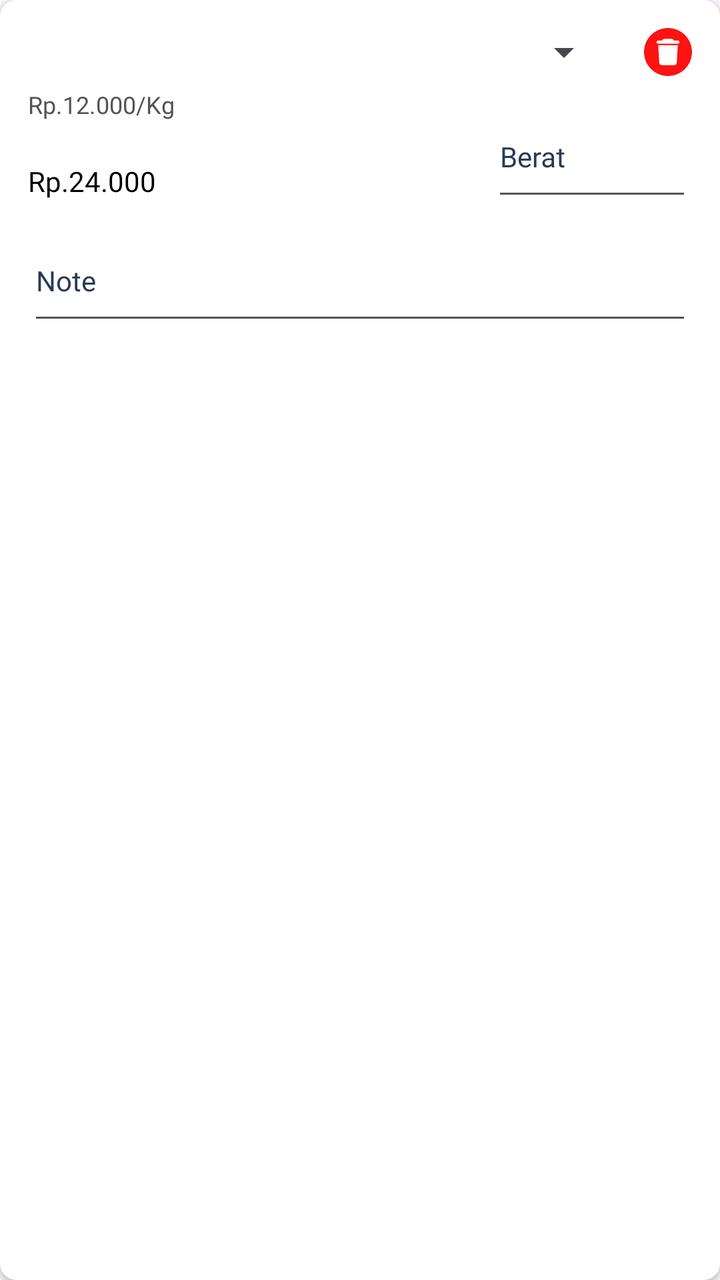
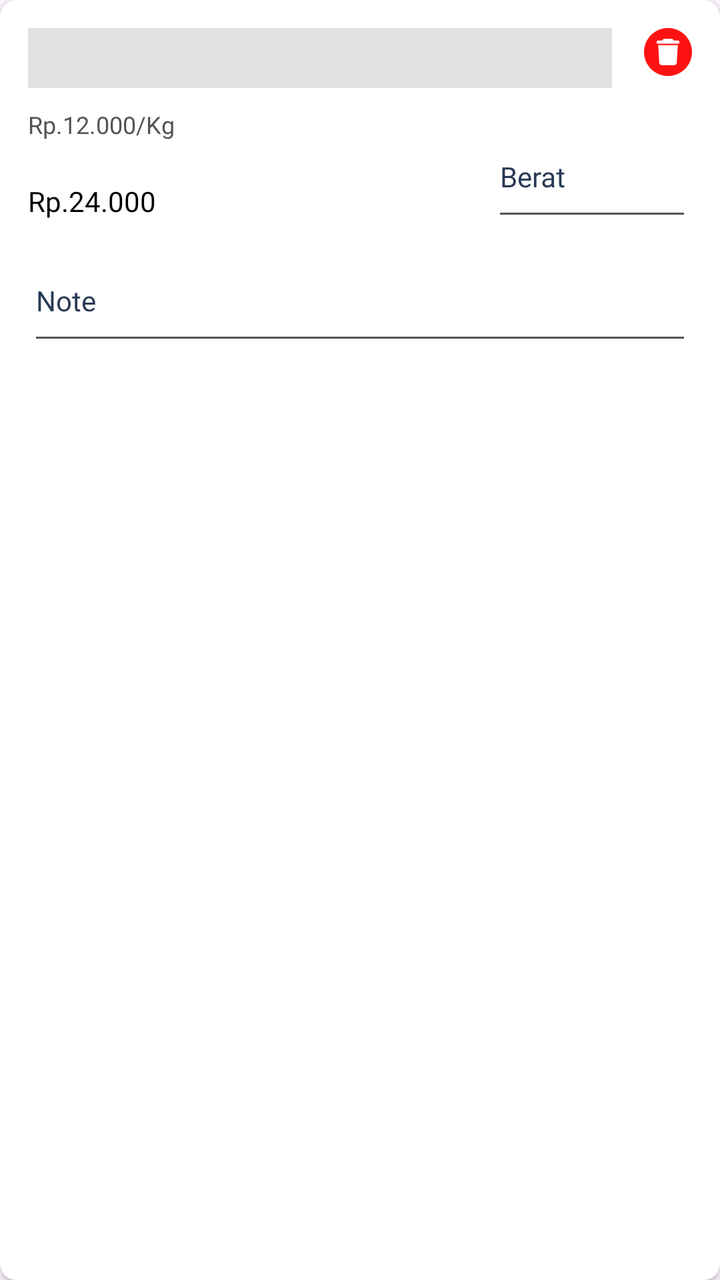

The first picture is an Android layout as it rendered before a commit; the second is the same layout after the commit. The layout source and the unified diff follow.
<!-- AndroidManifest.xml: application theme Theme.BAGUSLAUNDRY -->
<!-- res/layout/kurir_list_item_transaksi_laundry_input.xml -->
<androidx.cardview.widget.CardView
    xmlns:android="http://schemas.android.com/apk/res/android"
    xmlns:app="http://schemas.android.com/apk/res-auto"
    xmlns:tools="http://schemas.android.com/tools"
    android:id="@+id/detail_data"
    android:layout_width="match_parent"
    android:layout_height="wrap_content"
    android:backgroundTint="@color/white"
    android:layout_marginBottom="14dp"
    app:cardCornerRadius="8dp">

    <androidx.constraintlayout.widget.ConstraintLayout
        android:id="@+id/container"
        android:layout_width="match_parent"
        android:layout_height="wrap_content"
        android:padding="14dp">

        <Spinner
            android:id="@+id/spinnerLaundry"
            android:layout_width="0dp"
            android:layout_height="wrap_content"
            android:spinnerMode="dropdown"
            android:layout_marginEnd="16dp"
            app:layout_constraintEnd_toStartOf="@+id/trash_create_list_transaksi"
            app:layout_constraintStart_toStartOf="parent"
            app:layout_constraintTop_toTopOf="parent" />

        <ImageView
            android:id="@+id/trash_create_list_transaksi"
            android:layout_width="24dp"
            android:layout_height="24dp"
            android:backgroundTint="@color/transaksiOut"
            android:background="@drawable/trash"
            app:layout_constraintEnd_toEndOf="parent"
            app:layout_constraintTop_toTopOf="parent" />

        <TextView
            android:id="@+id/harga_list_transaksi_laundry"
            android:layout_width="wrap_content"
            android:layout_height="wrap_content"
            android:text="Rp.12.000/Kg"
            android:textSize="12sp"
            android:layout_marginTop="6dp"
            android:fontFamily="@font/inter_semibold"
            android:textColor="@color/gray900"
            app:layout_constraintStart_toStartOf="parent"
            app:layout_constraintTop_toBottomOf="@+id/spinnerLaundry" />

        <TextView
            android:id="@+id/total_harga_list_transaksi_laundry"
            android:layout_width="wrap_content"
            android:layout_height="wrap_content"
            android:fontFamily="@font/inter_bold"
            android:text="Rp.24.000"
            android:textColor="@color/black"
            android:textSize="14sp"
            app:layout_constraintBottom_toBottomOf="@+id/outlinedTextBerat"
            app:layout_constraintStart_toStartOf="parent" />

        <com.google.android.material.textfield.TextInputLayout
            android:id="@+id/outlinedTextBerat"
            style="@style/CustomTextInputLayout"
            android:layout_width="100dp"
            android:layout_height="56dp"
            android:hint="Berat"
            app:layout_constraintEnd_toEndOf="parent"
            app:layout_constraintTop_toTopOf="@+id/harga_list_transaksi_laundry">

            <com.google.android.material.textfield.TextInputEditText
                android:id="@+id/input_berat_list_transaksi_laundry"
                android:layout_width="match_parent"
                android:layout_height="56dp"
                android:fontFamily="@font/inter"
                android:textColor="@color/black"
                android:textSize="14sp"
                android:inputType="numberDecimal"/>

        </com.google.android.material.textfield.TextInputLayout>

        <com.google.android.material.textfield.TextInputLayout
            android:id="@+id/outlinedTextNote"
            style="@style/CustomTextInputLayout"
            android:layout_width="0dp"
            android:layout_height="56dp"
            android:hint="Note"
            android:layout_marginTop="6dp"
            app:layout_constraintEnd_toEndOf="parent"
            app:layout_constraintStart_toStartOf="parent"
            app:layout_constraintTop_toBottomOf="@+id/outlinedTextBerat">

            <com.google.android.material.textfield.TextInputEditText
                android:id="@+id/input_note_list_transaksi_laundry"
                android:layout_width="match_parent"
                android:layout_height="56dp"
                android:fontFamily="@font/inter"
                android:textColor="@color/black"
                android:textSize="14sp" />

        </com.google.android.material.textfield.TextInputLayout>

    </androidx.constraintlayout.widget.ConstraintLayout>

</androidx.cardview.widget.CardView>
<!-- resources referenced by this layout -->
<resources>
  <color name="black">#FF000000</color>
  <color name="gray900">#535353</color>
  <color name="transaksiOut">#FE1212</color>
  <color name="white">#FFFFFF</color>
  <!-- drawable trash (drawable) -->
  <vector xmlns:android="http://schemas.android.com/apk/res/android"
      android:width="512dp"
      android:height="512dp"
      android:viewportWidth="512"
      android:viewportHeight="512">
    <path
        android:pathData="M256,0C114.62,0 0,114.62 0,256s114.62,256 256,256 256,-114.62 256,-256S397.38,0 256,0zM349.81,367.56c-1.13,18.74 -11.1,28.44 -29.95,28.44L191.01,396c-16.61,0 -27.43,-9.93 -28.45,-26.26 -3.72,-59.15 -11.05,-183.78 -11.05,-186h209.34c-0.56,10.09 -8,133.26 -11.04,183.82zM360.5,167.85q-52.17,0.1 -104.35,0c-35,0 -70,0.07 -105,0 -12.64,0 -20,-10.14 -16.66,-22.32 1.92,-7 7.7,-11.44 15.63,-11.51 15.23,-0.15 30.46,-0.24 45.68,0a19.68,19.68 0,0 1,19.61 -18h81.28a19.68,19.68 0,0 1,19.61 18.05c14.78,-0.3 29.58,-0.17 44.37,-0.08 11.25,0.07 17.78,6.43 17.75,17s-6.62,16.84 -17.92,16.86z"
        android:fillColor="#bdbdbd"/>
  </vector>
  <style name="CustomTextInputLayout" parent="Widget.MaterialComponents.TextInputLayout.OutlinedBox">
          <item name="boxStrokeWidthFocused">1dp</item>
          <item name="boxStrokeColor">@color/primary</item>
          <item name="hintTextColor">@color/blue900</item>
          <item name="placeholderTextColor">@color/gray900</item>
          <item name="android:textColorHint">@color/blue900</item>
          <item name="passwordToggleTint">@color/gray900</item>
          <item name="materialThemeOverlay">@style/CustomTextInputOverlay</item>
      </style>
  <style name="Theme.BAGUSLAUNDRY" parent="Base.Theme.BAGUSLAUNDRY" />
  <color name="primary">#3551F2</color>
  <color name="blue900">#283954</color>
  <style name="CustomTextInputOverlay" parent="">
          <item name="colorControlActivated">@color/primary</item>
          <item name="colorControlNormal">@color/gray900</item>
          <item name="colorAccent">@color/blue900</item>
      </style>
  <style name="Base.Theme.BAGUSLAUNDRY" parent="Theme.Material3.Light.NoActionBar">
          
          <item name="colorPrimary">@color/primary</item>
           <item name="colorAccent">@color/secondary</item>
      </style>
  <color name="secondary">#536AF4</color>
</resources>

<!-- the commit's change to res/layout/kurir_list_item_transaksi_laundry_input.xml (unified diff, before → after) -->
@@ -18,8 +18,9 @@
         <Spinner
             android:id="@+id/spinnerLaundry"
             android:layout_width="0dp"
-            android:layout_height="wrap_content"
+            android:layout_height="30dp"
             android:spinnerMode="dropdown"
+            android:background="@color/gray200"
             android:layout_marginEnd="16dp"
             app:layout_constraintEnd_toStartOf="@+id/trash_create_list_transaksi"
             app:layout_constraintStart_toStartOf="parent"
@@ -40,7 +41,7 @@
             android:layout_height="wrap_content"
             android:text="Rp.12.000/Kg"
             android:textSize="12sp"
-            android:layout_marginTop="6dp"
+            android:layout_marginTop="10dp"
             android:fontFamily="@font/inter_semibold"
             android:textColor="@color/gray900"
             app:layout_constraintStart_toStartOf="parent"
<!-- resource entries referenced after the edit -->
@@ -1,6 +1,7 @@
 <!-- resources referenced by this layout -->
 <resources>
   <color name="black">#FF000000</color>
+  <color name="gray200">#E1E1E1</color>
   <color name="gray900">#535353</color>
   <color name="transaksiOut">#FE1212</color>
   <color name="white">#FFFFFF</color>
